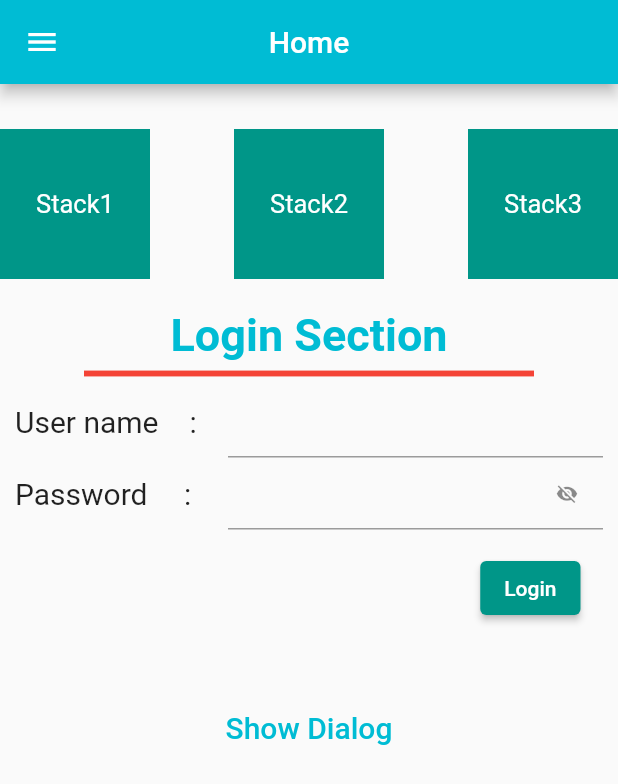
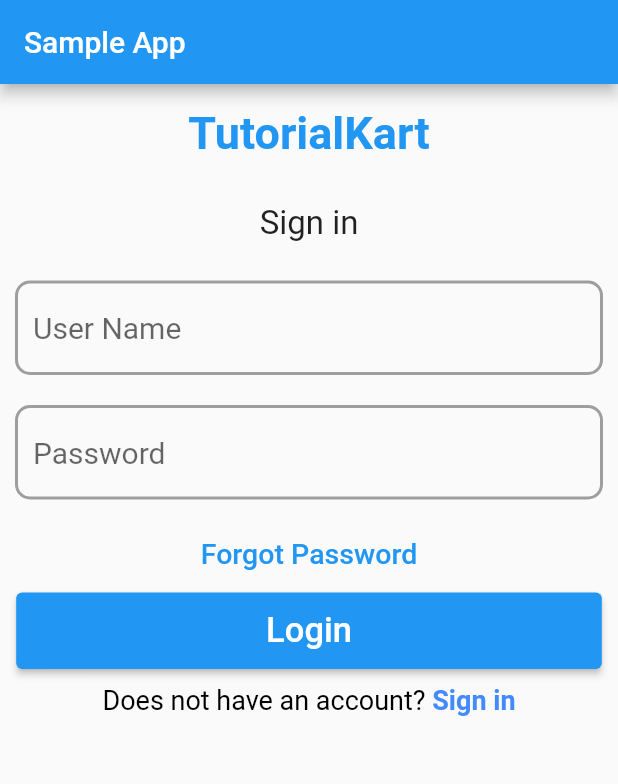
Before and after one commit to ShahinaEP/flutter-app, a Flutter app: the screen it shows after launch, on a phone screen of 412 x 824 dp. Shown: the top 784 px of the screen. Run offline on Flutter 3.47's test engine with Material 2 defaults, Android fonts, the phone set to English and light mode, and no system bars.

Commit message:
assignment 6 complete

```diff
--- /dev/null
+++ b/lib/assignment/assigment_login.dart
@@ -0,0 +1,133 @@
+import 'package:flutter/material.dart';
+
+class AssignmentLogin extends StatefulWidget {
+  const AssignmentLogin({Key? key}) : super(key: key);
+
+  @override
+  State<AssignmentLogin> createState() => _AssignmentLoginState();
+}
+
+class _AssignmentLoginState extends State<AssignmentLogin> {
+  @override
+  Widget build(BuildContext context) {
+    return MaterialApp(
+      debugShowCheckedModeBanner: false,
+      home: Scaffold(
+        appBar: AppBar(
+          title:const Text('Sample App'),
+        ),
+        body: Column(
+          crossAxisAlignment: CrossAxisAlignment.center,
+          mainAxisAlignment: MainAxisAlignment.start,
+          children: [
+            const Padding(
+              padding: EdgeInsets.all(15.0),
+              child: Center(child: Text('TutorialKart',
+                style: TextStyle(
+                  fontSize: 30,
+                  fontWeight: FontWeight.w600,
+                  color: Colors.blue
+
+                ),
+              )),
+            ),
+            const Padding(
+              padding: EdgeInsets.all(15.0),
+              child: Center(child: Text('Sign in',
+                style: TextStyle(
+                    fontSize: 22,
+                    // fontWeight: FontWeight.w600,
+                    // color: Colors.blue
+
+                ),
+              )),
+            ),
+
+            Padding(
+              padding: const EdgeInsets.all(10.0),
+              child: TextFormField(
+                decoration: InputDecoration(
+                  hintText: 'User Name',
+                  // border: InputBorder(),
+                  enabledBorder: OutlineInputBorder(
+                      borderSide:const BorderSide(width: 2, color: Colors.grey),
+                    // <-- SEE HERE
+                      borderRadius: BorderRadius.circular(10.0)
+                )),
+                style: const TextStyle(
+                  fontSize: 20,
+                ),
+              ),
+            ),
+
+            Padding(
+              padding: const EdgeInsets.all(10.0),
+              child: TextFormField(
+                decoration: InputDecoration(
+                    hintText: 'Password',
+                    enabledBorder: OutlineInputBorder(
+                        borderSide:const BorderSide(width: 2, color: Colors.grey),
+                      // borderSide: BorderSide(width: 3, color: Colors.greenAccent), //<-- SEE HERE
+                        borderRadius: BorderRadius.circular(10.0)
+                    )),
+                style: const TextStyle(
+                  fontSize: 20,
+                ),
+              ),
+            ),
+            const Padding(
+              padding: EdgeInsets.all(15.0),
+              child: Center(child: Text('Forgot Password',
+                style: TextStyle(
+                  fontSize: 19,
+                  fontWeight: FontWeight.w500,
+                  color: Colors.blue
+                ),
+              )),
+            ),
+
+            ElevatedButton(
+                onPressed: (){},
+                child: SizedBox(
+                  width: MediaQuery.of(context).size.width*0.87,
+                  child:const Padding(
+                    padding:  EdgeInsets.fromLTRB(0, 12, 0, 12),
+                    child:  Center(
+                      child:  Text('Login', style: TextStyle(
+                        fontSize: 23
+                      ),),
+                    ),
+                  ),
+                )
+            ),
+
+            Container(
+                padding: const EdgeInsets.all(10),
+                child:  Center(
+                  child: RichText(
+                    text: const TextSpan(
+                        text: 'Does not have an account?',
+                        style: TextStyle(
+                            color: Colors.black, fontSize: 18),
+                        children: <TextSpan>[
+                          TextSpan(text: ' Sign in',
+                              style: TextStyle(
+                                  color: Colors.blueAccent,
+                                  fontWeight: FontWeight.bold,
+                                  fontSize: 18),
+                              // recognizer: TapGestureRecognizer()
+                              //   ..onTap = () {
+                              //     // navigate to desired screen
+                              //   }
+                          )
+                        ]
+                    ),
+                  ),
+                )
+            ),
+          ],
+        ),
+      ),
+    );
+  }
+}
--- a/lib/main.dart
+++ b/lib/main.dart
@@ -1,5 +1,8 @@
 import 'package:flutter/material.dart';
 import 'package:flutter_larning_project/screen/home_page.dart';
+import 'package:flutter_larning_project/screen/login.dart';
+
+import 'assignment/assigment_login.dart';
 
 void main() {
   runApp(const MyApp());
@@ -17,7 +20,7 @@
   Widget build(BuildContext context) {
     return const MaterialApp(
       debugShowCheckedModeBanner: false,
-      home:  HomePage(),
+      home:  AssignmentLogin(),
     );
       // ;
   }
--- /dev/null
+++ b/lib/screen/login.dart
@@ -0,0 +1,43 @@
+import 'package:flutter/material.dart';
+
+class Login extends StatefulWidget {
+  const Login({Key? key}) : super(key: key);
+
+  @override
+  State<Login> createState() => _LoginState();
+}
+
+class _LoginState extends State<Login> {
+  @override
+  Widget build(BuildContext context) {
+    return Scaffold(
+      body: Column(
+        mainAxisAlignment: MainAxisAlignment.center,
+        // crossAxisAlignment: CrossAxisAlignment.c,
+        children: [
+          // const SizedBox(height: 70,),
+           Center(
+            child: Column(
+              children: const [
+                Text(
+                  "Welcome Back !!!",
+                  style: TextStyle(
+                    fontSize: 30,
+                    fontWeight: FontWeight.bold,
+                    color: Color(0xFF000000),
+                    decoration: TextDecoration.none,
+                  ),
+                ),
+                Text('Welcome back! Please enter your details',
+                  style: TextStyle(
+                    fontSize: 20
+                  ),
+                )
+              ],
+            ),
+          ),
+        ],
+      ),
+    );
+  }
+}
```
